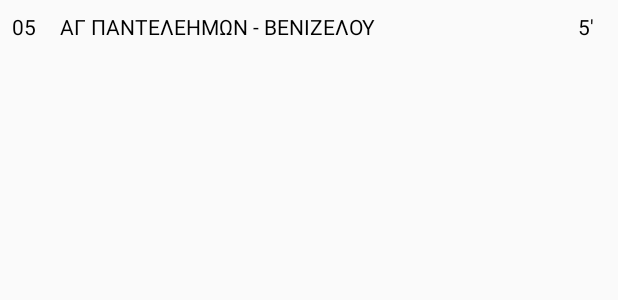
After one commit to teogramm/thessaloniki-transport, an Android app: the layout recyclerview_stop_line_arrival.xml on its own in the app's theme, with its tools: preview values and no code run, on a phone screen of 412 x 824 dp. The commit adds this screen. Shown: the top 300 px of the screen. Run offline under Robolectric (Android 15) with nearby library versions, the phone set to English and light mode, and no system bars.

Commit message:
Initial work on stop details fragment

```diff
--- a/app/src/main/java/xyz/teogramm/thessalonikitransit/MainActivity.kt
+++ b/app/src/main/java/xyz/teogramm/thessalonikitransit/MainActivity.kt
@@ -26,7 +26,7 @@ class MainActivity : AppCompatActivity() {
         val bottomNavigationView = findViewById<BottomNavigationView>(R.id.bottomNavigationView)
         navController.addOnDestinationChangedListener { _, destination, _ ->
             when(destination.id){
-                R.id.onboardingFragment, R.id.routeDetailsFragment -> hideBottomNavigation()
+                R.id.onboardingFragment, R.id.routeDetailsFragment, R.id.stopDetailsFragment -> hideBottomNavigation()
                 else-> showBottomNavigation()
             }
         }
--- a/app/src/main/java/xyz/teogramm/thessalonikitransit/database/transit/TransitDatabase.kt
+++ b/app/src/main/java/xyz/teogramm/thessalonikitransit/database/transit/TransitDatabase.kt
@@ -11,7 +11,7 @@ import xyz.teogramm.thessalonikitransit.database.transit.entities.*
         Calendar::class, Schedule::class, ScheduleTime::class, MasterLine::class,
         Line::class, Route::class, RouteStop::class, Stop::class
     ],
-    views = [RouteWithLastStop::class, LastRouteStops::class]
+    views = [RouteWithLastStop::class, LastRouteStops::class, StopsWithLines::class]
 )
 @TypeConverters(TransitConverters::class)
 abstract class TransitDatabase : RoomDatabase() {
--- /dev/null
+++ b/app/src/main/java/xyz/teogramm/thessalonikitransit/repositories/LiveDataRepository.kt
@@ -0,0 +1,4 @@
+package xyz.teogramm.thessalonikitransit.repositories
+
+class LiveDataRepository {
+}
--- a/app/src/main/java/xyz/teogramm/thessalonikitransit/repositories/StaticDataRepository.kt
+++ b/app/src/main/java/xyz/teogramm/thessalonikitransit/repositories/StaticDataRepository.kt
@@ -38,7 +38,6 @@ class StaticDataRepository @Inject constructor(
     }
 
     suspend fun getLineSchedulesForDirection(line: Line, direction: ScheduleEntryDirection): List<ScheduleWithTimes> =
-        // TODO: Filter times based on direction, either here or directly on the DAO.
         withContext(Dispatchers.IO) {
             val schedulesWithAllTimes = transitDao.getLineSchedulesWithTimes(line.lineId)
             return@withContext schedulesWithAllTimes.map{ scheduleWithTimes ->
@@ -46,4 +45,8 @@ class StaticDataRepository @Inject constructor(
                 scheduleWithTimes.copy(times = scheduleWithTimes.times.filter { it.direction == direction })
             }
         }
+
+    suspend fun getLinesForStop(stop: Stop): List<Line> = withContext(Dispatchers.IO) {
+        return@withContext transitDao.getLinesForStop(stop.stopId)
+    }
 }
--- /dev/null
+++ b/app/src/main/res/layout/recyclerview_stop_line_arrival.xml
@@ -0,0 +1,26 @@
+<?xml version="1.0" encoding="utf-8"?>
+<androidx.constraintlayout.widget.ConstraintLayout xmlns:android="http://schemas.android.com/apk/res/android"
+                                                   xmlns:app="http://schemas.android.com/apk/res-auto"
+                                                   xmlns:tools="http://schemas.android.com/tools"
+                                                   android:layout_width="match_parent"
+                                                   android:layout_height="wrap_content" android:paddingTop="8dp"
+                                                   android:paddingBottom="8dp">
+
+    <TextView
+            android:layout_width="wrap_content"
+            android:layout_height="wrap_content" android:id="@+id/lineNumber"
+            app:layout_constraintStart_toStartOf="parent" app:layout_constraintTop_toTopOf="parent"
+            app:layout_constraintBottom_toBottomOf="parent" tools:text="05"
+            android:layout_marginStart="8dp"/>
+    <TextView
+            android:layout_width="wrap_content"
+            android:layout_height="wrap_content" android:id="@+id/lineName"
+            app:layout_constraintStart_toEndOf="@+id/lineNumber"
+            tools:text="ΑΓ ΠΑΝΤΕΛΕΗΜΩΝ - ΒΕΝΙΖΕΛΟΥ"
+            app:layout_constraintBaseline_toBaselineOf="@+id/lineNumber" android:layout_marginStart="16dp"/>
+    <TextView
+            android:layout_width="wrap_content"
+            android:layout_height="wrap_content" android:id="@+id/arrivalTime"
+            app:layout_constraintEnd_toEndOf="parent"
+            app:layout_constraintBaseline_toBaselineOf="@+id/lineName" tools:text="5'" android:layout_marginEnd="16dp"/>
+</androidx.constraintlayout.widget.ConstraintLayout>
```
Also changed, not shown: app/src/main/java/xyz/teogramm/thessalonikitransit/database/transit/TransitDao.kt (+5 -2 lines), app/src/main/java/xyz/teogramm/thessalonikitransit/database/transit/entities/Stop.kt (+9 -0 lines), app/src/main/java/xyz/teogramm/thessalonikitransit/fragments/routeDetails/stopList/StopListRecyclerViewAdapter.kt (+15 -0 lines), app/src/main/java/xyz/teogramm/thessalonikitransit/fragments/stopDetails/ArrivalTimesRecyclerViewAdapter.kt (added, +40 -0 lines), app/src/main/java/xyz/teogramm/thessalonikitransit/fragments/stopDetails/StopDetailsFragment.kt (added, +36 -0 lines), app/src/main/java/xyz/teogramm/thessalonikitransit/viewModels/StopViewModel.kt (added, +27 -0 lines), app/src/main/res/layout/fragment_stop_details.xml (added, +25 -0 lines), app/src/main/res/navigation/nav_graph.xml (+8 -1 lines).
